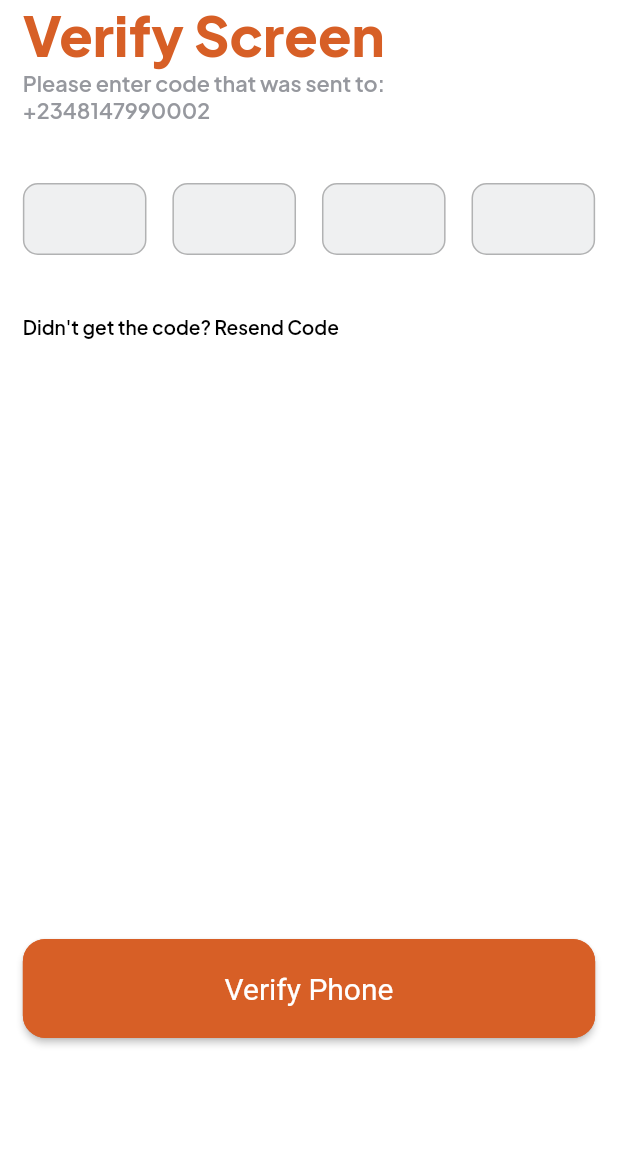
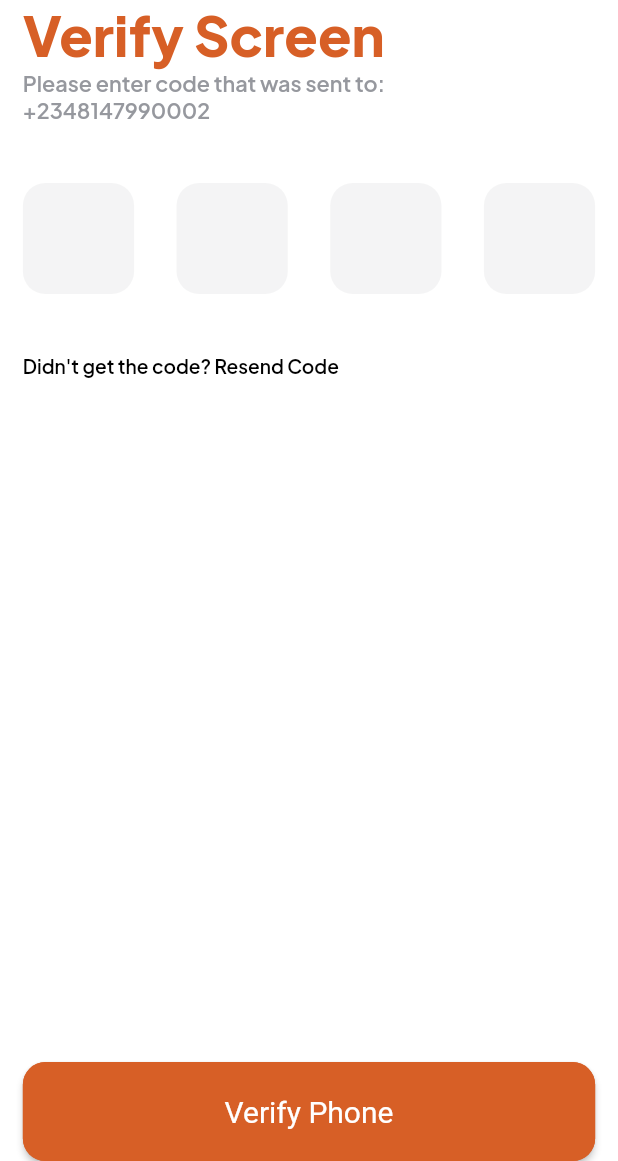
Before and after one commit to UcheAzubuko/floatr-v1, a Flutter app: the VerifyPhoneScreen screen opened by its route, on a phone screen of 412 x 824 dp, the part 75-1236 px from its top. Run offline on Flutter 3.47's test engine with Material 2 defaults, Android fonts, the phone set to English and light mode, and no system bars; drawn by our look-alikes of otp_text_field; our stand-ins replace dotted_border, flutter_svg, get_it, google_fonts, smooth_page_indicator.

Commit message:
fix: otp border and height

```diff
--- a/lib/app/features/authentication/view/verify_otp_screen.dart
+++ b/lib/app/features/authentication/view/verify_otp_screen.dart
@@ -54,13 +54,16 @@ class _VerifyPhoneScreenState extends State<VerifyPhoneScreen> {
               length: 4,
               width: context.widthPx,
               fieldStyle: FieldStyle.box,
-              fieldWidth: context.widthPx * 0.2,
+              fieldWidth: context.widthPx * 0.18,
+              style: TextStyle(fontSize: context.widthPx * 0.12),
+              outlineBorderRadius: 15,
               otpFieldStyle: OtpFieldStyle(
-                  backgroundColor: AppColors.grey.withOpacity(0.15),
-                  borderColor: Colors.transparent),
+                backgroundColor: AppColors.grey.withOpacity(0.1),
+                enabledBorderColor: Colors.transparent,
+              ),
             ),
 
-             const VerticalSpace(
+            const VerticalSpace(
               size: 40,
             ),
 
@@ -71,9 +74,7 @@ class _VerifyPhoneScreenState extends State<VerifyPhoneScreen> {
               size: context.widthPx * 0.031,
             ),
 
-             const VerticalSpace(
-              size: 400,
-            ),
+            const Spacer(),
 
             GeneralButton(
               onPressed: () =>
```
